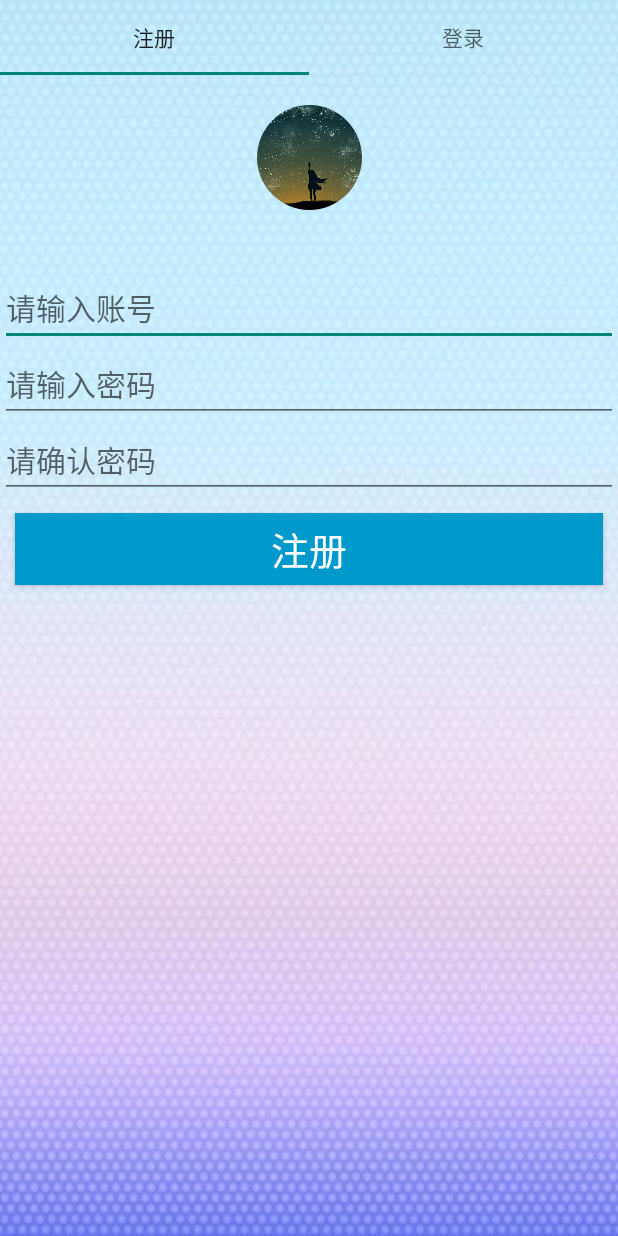
After one commit to sunweihaowei/BoxOffice2, an Android app: the Main1Activity screen opened directly, with no data from a screen before it, on a phone screen of 412 x 824 dp. The commit adds this screen. Run offline under Robolectric (Android 15) with nearby library versions, the phone set to English and light mode, and no system bars; our stand-ins replace CircleImageView.

Commit message:
统计图更改

```diff
--- a/app/build.gradle
+++ b/app/build.gradle
@@ -22,6 +22,7 @@ dependencies {
     implementation fileTree(dir: 'libs', include: ['*.jar'])
     implementation 'com.android.support:appcompat-v7:28.0.0'
     implementation 'com.android.support.constraint:constraint-layout:1.1.3'
+    implementation 'com.android.support:support-v4:28.0.0'
     testImplementation 'junit:junit:4.12'
     androidTestImplementation 'com.android.support.test:runner:1.0.2'
     androidTestImplementation 'com.android.support.test.espresso:espresso-core:3.0.2'
@@ -29,4 +30,5 @@ dependencies {
     implementation 'com.android.support:design:28.0.0'
     implementation 'com.squareup.okhttp3:mockwebserver:4.0.0-alpha02'
     implementation files('libs/hellocharts-library-1.5.8.jar')
+    implementation 'de.hdodenhof:circleimageview:3.0.0'
 }
--- /dev/null
+++ b/app/src/main/java/cn/edu/gdpt/boxoffice2/Main1Activity.java
@@ -0,0 +1,87 @@
+package cn.edu.gdpt.boxoffice2;
+
+import android.support.design.widget.TabLayout;
+import android.support.v4.app.Fragment;
+import android.support.v4.app.FragmentPagerAdapter;
+import android.support.v4.view.ViewPager;
+import android.support.v7.app.AppCompatActivity;
+import android.os.Bundle;
+import android.view.Window;
+import android.view.WindowManager;
+
+import java.util.ArrayList;
+import java.util.List;
+
+import cn.edu.gdpt.boxoffice2.Main1Fragment.loginFragment;
+import cn.edu.gdpt.boxoffice2.Main1Fragment.registerFragment;
+
+public class Main1Activity extends AppCompatActivity {
+
+    private TabLayout tb;
+    private ViewPager vp;
+    private List<Fragment> fragments=new ArrayList<>();
+
+    @Override
+    protected void onCreate(Bundle savedInstanceState) {
+        super.onCreate(savedInstanceState);
+        requestWindowFeature(Window.FEATURE_NO_TITLE);
+        //全屏
+        getWindow().setFlags(WindowManager.LayoutParams. FLAG_FULLSCREEN ,
+                WindowManager.LayoutParams. FLAG_FULLSCREEN);
+
+        setContentView(R.layout.activity_main1);
+        initView();
+        initTb();
+        initVp();
+        tb.addOnTabSelectedListener(new TabLayout.OnTabSelectedListener() {
+            @Override
+            public void onTabSelected(TabLayout.Tab tab) {
+                switch (tab.getPosition()){
+                    case 0:
+                        vp.setCurrentItem(0);
+                        break;
+                    case 1:
+                        vp.setCurrentItem(1);
+                        break;
+                }
+            }
+
+            @Override
+            public void onTabUnselected(TabLayout.Tab tab) {
+
+            }
+
+            @Override
+            public void onTabReselected(TabLayout.Tab tab) {
+
+            }
+        });
+
+    }
+
+    private void initVp() {
+        fragments.add(new loginFragment());
+        fragments.add(new registerFragment());
+        vp.setAdapter(new FragmentPagerAdapter(getSupportFragmentManager()) {
+            @Override
+            public Fragment getItem(int i) {
+                return fragments.get(i);
+            }
+
+            @Override
+            public int getCount() {
+                return fragments.size();
+            }
+        });
+    }
+
+    private void initTb() {
+        tb.addTab(tb.newTab().setText("注册"));
+        tb.addTab(tb.newTab().setText("登录"));
+    }
+
+    private void initView() {
+        tb = (TabLayout) findViewById(R.id.tb);
+        vp = (ViewPager) findViewById(R.id.vp);
+    }
+}
--- /dev/null
+++ b/app/src/main/java/cn/edu/gdpt/boxoffice2/Main1Fragment/loginFragment.java
@@ -0,0 +1,119 @@
+package cn.edu.gdpt.boxoffice2.Main1Fragment;
+
+
+import android.content.Context;
+import android.content.Intent;
+import android.content.SharedPreferences;
+import android.os.Bundle;
+import android.support.v4.app.Fragment;
+import android.text.TextUtils;
+import android.view.LayoutInflater;
+import android.view.View;
+import android.view.ViewGroup;
+import android.widget.Button;
+import android.widget.EditText;
+import android.widget.Toast;
+
+import java.util.Timer;
+import java.util.TimerTask;
+
+import cn.edu.gdpt.boxoffice2.MainActivity;
+import cn.edu.gdpt.boxoffice2.R;
+import de.hdodenhof.circleimageview.CircleImageView;
+
+/**
+ * A simple {@link Fragment} subclass.
+ */
+public class loginFragment extends Fragment implements View.OnClickListener{
+    private CircleImageView civ;
+    private EditText et_number;
+    private EditText et_password;
+    private EditText et_Repassword;
+    private Button register;
+    private String number;
+
+
+    public loginFragment() {
+        // Required empty public constructor
+    }
+
+
+    @Override
+    public View onCreateView(LayoutInflater inflater, ViewGroup container,
+                             Bundle savedInstanceState) {
+        // Inflate the layout for this fragment
+        View view = inflater.inflate(R.layout.fragment_login, container, false);
+        initView(view);
+
+        return view;
+    }
+    private void initView(View view) {
+        civ = (CircleImageView) view.findViewById(R.id.civ);
+        et_number = (EditText) view.findViewById(R.id.et_number);
+        et_password = (EditText) view.findViewById(R.id.et_password);
+        et_Repassword = (EditText) view.findViewById(R.id.et_Repassword);
+        register = (Button) view.findViewById(R.id.register);
+
+        register.setOnClickListener(this);
+    }
+
+    @Override
+    public void onClick(View v) {
+        switch (v.getId()) {
+            case R.id.register:
+                number = et_number.getText().toString().trim();
+                if (TextUtils.isEmpty(number)) {
+                    Toast.makeText(getContext(), "请输入账号", Toast.LENGTH_SHORT).show();
+                    return;
+                }
+                String password = et_password.getText().toString().trim();
+                if (TextUtils.isEmpty(password)) {
+                    Toast.makeText(getContext(), "请输入密码", Toast.LENGTH_SHORT).show();
+                    return;
+                }
+
+                String Repassword = et_Repassword.getText().toString().trim();
+                if (TextUtils.isEmpty(Repassword)) {
+                    Toast.makeText(getContext(), "请输入确认密码", Toast.LENGTH_SHORT).show();
+                    return;
+                }
+                if (!password.equals(Repassword)){
+                    Toast.makeText(getContext(),"你两次输入的密码不一致",Toast.LENGTH_LONG).show();
+                    return;
+                }else if (isExistUserName( number )){
+                    Toast.makeText(getContext(),"此账号已存在",Toast.LENGTH_LONG).show();
+                    return;
+                }else {
+                    Toast.makeText( getContext(),"注册成功,即将跳转",Toast.LENGTH_LONG ).show();
+                    saveRegisterInfo( number,password );
+                    Timer timer=new Timer(  );
+                    TimerTask timerTask=new TimerTask() {
+                        @Override
+                        public void run() {
+                            startActivity(new Intent( getActivity(), MainActivity.class                      ) );
+                        }
+                    };
+                    timer.schedule( timerTask,3000 );
+                }
+
+                break;
+        }
+    }
+    private boolean isExistUserName(String userName){
+        boolean has_userName=false;
+        //注意，Activity和Fragment的区别，获取可能前面要加getActivity
+        SharedPreferences sharedPreferences=getActivity().getSharedPreferences( "loginInfo", Context.MODE_PRIVATE );
+        String spPsw=sharedPreferences.getString( userName,"" );
+        if (!TextUtils.isEmpty( spPsw )){
+            has_userName=true;
+        }
+
+        return has_userName;
+    }
+    private void saveRegisterInfo(String userName,String psw){
+        SharedPreferences sharedPreferences=getActivity().getSharedPreferences( "loginInfo",Context.MODE_PRIVATE );
+        SharedPreferences.Editor editor=sharedPreferences.edit();
+        editor.putString( userName,psw );
+        editor.commit();
+    }
+}
--- /dev/null
+++ b/app/src/main/java/cn/edu/gdpt/boxoffice2/Main1Fragment/registerFragment.java
@@ -0,0 +1,94 @@
+package cn.edu.gdpt.boxoffice2.Main1Fragment;
+
+
+import android.content.Context;
+import android.content.Intent;
+import android.content.SharedPreferences;
+import android.os.Bundle;
+import android.support.v4.app.Fragment;
+import android.text.TextUtils;
+import android.view.LayoutInflater;
+import android.view.View;
+import android.view.ViewGroup;
+import android.widget.Button;
+import android.widget.EditText;
+import android.widget.TextView;
+import android.widget.Toast;
+
+import cn.edu.gdpt.boxoffice2.MainActivity;
+import cn.edu.gdpt.boxoffice2.R;
+import de.hdodenhof.circleimageview.CircleImageView;
+
+/**
+ * A simple {@link Fragment} subclass.
+ */
+public class registerFragment extends Fragment implements View.OnClickListener {
+    private CircleImageView civ;
+    private EditText et_number;
+    private EditText et_password;
+    private Button register;
+    private TextView wjmm;
+    private String number;
+
+    public registerFragment() {
+        // Required empty public constructor
+    }
+
+
+    @Override
+    public View onCreateView(LayoutInflater inflater, ViewGroup container,
+                             Bundle savedInstanceState) {
+        // Inflate the layout for this fragment
+        View view = inflater.inflate(R.layout.fragment_register, container, false);
+        initView(view);
+
+        return view;
+    }
+    private void initView(View view) {
+        civ = (CircleImageView) view.findViewById(R.id.civ);
+        et_number = (EditText) view.findViewById(R.id.et_number);
+        et_password = (EditText) view.findViewById(R.id.et_password);
+        register = (Button) view.findViewById(R.id.register);
+        wjmm = (TextView) view.findViewById(R.id.wjmm);
+
+        register.setOnClickListener(this);
+    }
+
+    @Override
+    public void onClick(View v) {
+        switch (v.getId()) {
+            case R.id.register:
+                number = et_number.getText().toString().trim();
+                if (TextUtils.isEmpty(number)) {
+                    Toast.makeText(getContext(), "账号不能位空", Toast.LENGTH_SHORT).show();
+                    return;
+                }
+
+                String password = et_password.getText().toString().trim();
+                if (TextUtils.isEmpty(password)) {
+                    Toast.makeText(getContext(), "请输入密码", Toast.LENGTH_SHORT).show();
+                    return;
+                }else if (NoExistUserName(number)){
+                    Toast.makeText(getContext(), "账号不存在", Toast.LENGTH_SHORT).show();
+                    return;
+                }else if (NoExistUserName(password)){
+                    Toast.makeText(getContext(), "密码错误", Toast.LENGTH_SHORT).show();
+                    return;
+                }
+
+                startActivity(new Intent(getActivity(), MainActivity.class));
+                break;
+        }
+    }
+    private boolean NoExistUserName(String userName){
+        boolean has_userName=true;
+        //注意，Activity和Fragment的区别，获取可能前面要加getActivity
+        SharedPreferences sharedPreferences=getActivity().getSharedPreferences( "loginInfo", Context.MODE_PRIVATE );
+        String spPsw=sharedPreferences.getString( userName,"" );
+        if (!TextUtils.isEmpty( spPsw )){
+            has_userName=false;
+        }
+
+        return has_userName;
+    }
+}
--- a/app/src/main/res/layout/activity_guide.xml
+++ b/app/src/main/res/layout/activity_guide.xml
@@ -37,6 +37,7 @@
         app:layout_constraintRight_toRightOf="parent"
         app:layout_constraintBottom_toBottomOf="parent"/>
     <ImageView
+        android:scaleType="fitXY"
         android:layout_width="match_parent"
         android:layout_height="match_parent"
         android:id="@+id/iv"
@@ -44,13 +45,14 @@
     <TextView
         android:visibility="invisible"
         android:textSize="25dp"
-        android:text="倒计时"
+        android:text="5s后跳转"
+        android:textColor="@android:color/holo_blue_dark"
         android:layout_marginTop="15dp"
         android:layout_marginRight="15dp"
         app:layout_constraintTop_toTopOf="parent"
         app:layout_constraintRight_toRightOf="parent"
         android:layout_width="wrap_content"
         android:layout_height="wrap_content"
-        android:id="@+id/tv"/>
+        android:id="@+id/tv_time"/>
 
 </android.support.constraint.ConstraintLayout>
--- a/app/src/main/res/layout/activity_main.xml
+++ b/app/src/main/res/layout/activity_main.xml
@@ -134,7 +134,7 @@
                 android:id="@+id/lv"></ListView>
         </LinearLayout>
         <LinearLayout
-            android:background="@drawable/guide4"
+            android:background="@android:color/holo_blue_bright"
             android:layout_width="200dp"
             android:layout_height="match_parent"
             android:orientation="vertical"
--- /dev/null
+++ b/app/src/main/res/layout/activity_main1.xml
@@ -0,0 +1,23 @@
+<?xml version="1.0" encoding="utf-8"?>
+<android.support.constraint.ConstraintLayout xmlns:android="http://schemas.android.com/apk/res/android"
+    xmlns:app="http://schemas.android.com/apk/res-auto"
+    xmlns:tools="http://schemas.android.com/tools"
+    android:layout_width="match_parent"
+    android:layout_height="match_parent"
+    tools:context=".Main1Activity"
+    android:background="@drawable/main11">
+    <LinearLayout
+        android:layout_width="match_parent"
+        android:layout_height="match_parent"
+        android:orientation="vertical">
+        <android.support.design.widget.TabLayout
+            android:layout_width="match_parent"
+            android:layout_height="50dp"
+            android:id="@+id/tb"></android.support.design.widget.TabLayout>
+        <android.support.v4.view.ViewPager
+            android:layout_width="match_parent"
+            android:layout_height="wrap_content"
+            android:id="@+id/vp"
+            android:layout_weight="1"></android.support.v4.view.ViewPager>
+    </LinearLayout>
+</android.support.constraint.ConstraintLayout>
--- /dev/null
+++ b/app/src/main/res/layout/fragment_login.xml
@@ -0,0 +1,64 @@
+<?xml version="1.0" encoding="utf-8"?>
+<android.support.constraint.ConstraintLayout xmlns:android="http://schemas.android.com/apk/res/android"
+    xmlns:tools="http://schemas.android.com/tools"
+    android:layout_width="match_parent"
+    android:layout_height="match_parent"
+    xmlns:app="http://schemas.android.com/apk/res-auto"
+    tools:context=".Main1Fragment.loginFragment">
+
+    <!-- TODO: Update blank fragment layout -->
+    <de.hdodenhof.circleimageview.CircleImageView
+        android:id="@+id/civ"
+        android:layout_width="70dp"
+        android:layout_height="70dp"
+        android:layout_marginTop="20dp"
+        android:src="@drawable/draw_title"
+        app:layout_constraintLeft_toLeftOf="parent"
+        app:layout_constraintRight_toRightOf="parent"
+        app:layout_constraintTop_toTopOf="parent" />
+
+    <LinearLayout
+        android:id="@+id/ll"
+        android:layout_width="match_parent"
+        android:layout_height="wrap_content"
+        android:layout_marginTop="40dp"
+        android:orientation="vertical"
+        app:layout_constraintTop_toBottomOf="@+id/civ">
+
+        <EditText
+            android:id="@+id/et_number"
+            android:layout_width="match_parent"
+            android:layout_height="wrap_content"
+            android:hint="请输入账号"
+            android:textSize="20dp" />
+
+        <EditText
+            android:id="@+id/et_password"
+            android:layout_width="match_parent"
+            android:layout_height="wrap_content"
+            android:hint="请输入密码"
+            android:inputType="textPassword"
+            android:textSize="20dp" />
+
+        <EditText
+            android:id="@+id/et_Repassword"
+            android:layout_width="match_parent"
+            android:layout_height="wrap_content"
+            android:hint="请确认密码"
+            android:inputType="textPassword"
+            android:textSize="20dp" />
+    </LinearLayout>
+
+    <Button
+        android:id="@+id/register"
+        android:layout_width="match_parent"
+        android:layout_height="wrap_content"
+        android:layout_marginHorizontal="10dp"
+        android:layout_marginTop="10dp"
+        android:background="@android:color/holo_blue_dark"
+        android:text="注册"
+        android:textColor="@android:color/white"
+        android:textSize="25dp"
+        app:layout_constraintTop_toBottomOf="@+id/ll" />
+
+</android.support.constraint.ConstraintLayout>
--- a/app/src/main/res/values/strings.xml
+++ b/app/src/main/res/values/strings.xml
@@ -1,3 +1,6 @@
 <resources>
     <string name="app_name">BoxOffice2</string>
+
+    <!-- TODO: Remove or change this placeholder text -->
+    <string name="hello_blank_fragment">Hello blank fragment</string>
 </resources>
```
Also changed, not shown: app/src/main/AndroidManifest.xml (+8 -3 lines), app/src/main/java/cn/edu/gdpt/boxoffice2/MainActivity.java (+7 -1 lines), app/src/main/java/cn/edu/gdpt/boxoffice2/guideActivity.java (+62 -49 lines), app/src/main/res/layout/fragment_register.xml (added, +75 -0 lines), app/src/main/res/drawable/main1.jpg (added), app/src/main/res/drawable/main11.jpg (added).
